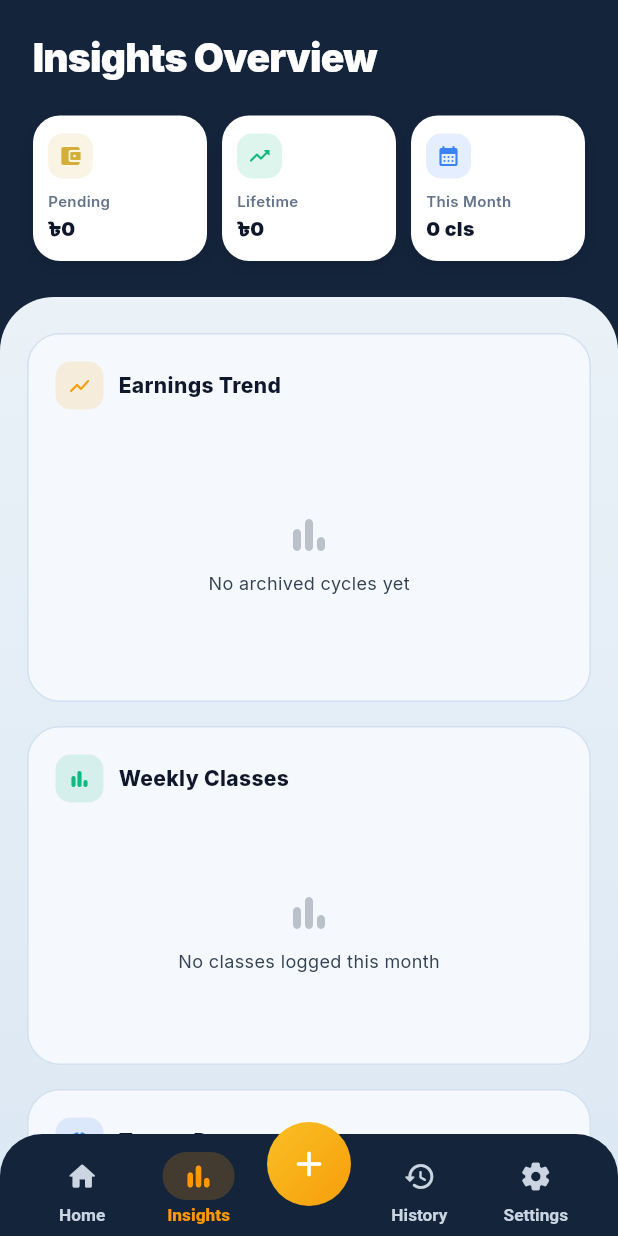
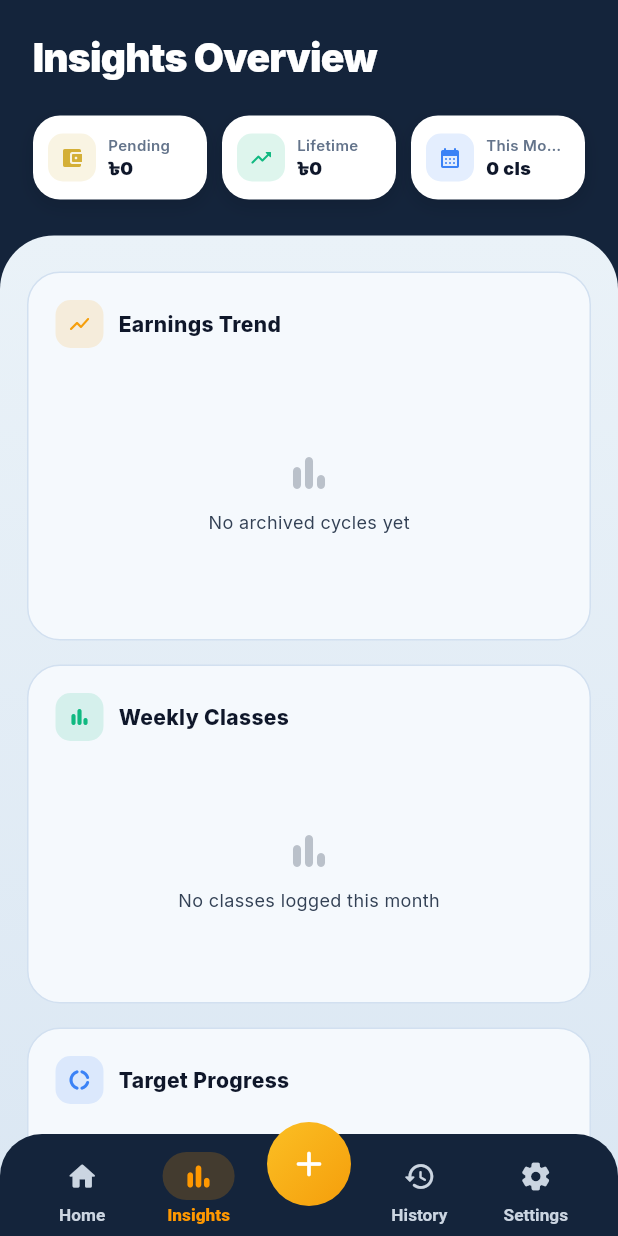
Before and after one commit to Knecrow/Tutracker, a Flutter app: the AnalyticsScreen screen opened by its route, on a phone screen of 412 x 824 dp. Run offline on Flutter 3.47's test engine with Material 3 defaults, Android fonts, the phone set to English and light mode, and no system bars; our stand-ins replace fl_chart, flutter_riverpod, go_router, google_fonts, hive, hive_flutter; accounts and stored records are empty.

Commit message:
Align Insights header stat chips to horizontal Row layout with icon beside text

```diff
--- a/lib/presentation/screens/analytics/analytics_screen.dart
+++ b/lib/presentation/screens/analytics/analytics_screen.dart
@@ -302,31 +302,37 @@ class _HeaderStatChip extends StatelessWidget {
             ),
           ],
         ),
-        child: Column(
-          crossAxisAlignment: CrossAxisAlignment.start,
+        child: Row(
           children: [
             Container(
-              width: 30,
-              height: 30,
+              width: 32,
+              height: 32,
               decoration: BoxDecoration(
                 color: color.withValues(alpha: 0.14),
                 borderRadius: BorderRadius.circular(10),
               ),
               child: Icon(icon, size: 16, color: color),
             ),
-            const SizedBox(height: 8),
+            const SizedBox(width: 8),
+            Expanded(
+              child: Column(
+                crossAxisAlignment: CrossAxisAlignment.start,
+                mainAxisAlignment: MainAxisAlignment.center,
+                children: [
                   Text(
                     label,
                     maxLines: 1,
                     overflow: TextOverflow.ellipsis,
                     style: const TextStyle(fontSize: 10, color: Color(0xFF64748B), fontWeight: FontWeight.w600),
                   ),
-            const SizedBox(height: 2),
                   Text(
                     value,
                     maxLines: 1,
                     overflow: TextOverflow.ellipsis,
-              style: const TextStyle(fontSize: 13, fontWeight: FontWeight.w900, color: Color(0xFF0F172A)),
+                    style: const TextStyle(fontSize: 12, fontWeight: FontWeight.w900, color: Color(0xFF0F172A)),
+                  ),
+                ],
+              ),
             ),
           ],
         ),
```
Lines whose indentation alone changed are shown as unchanged.
